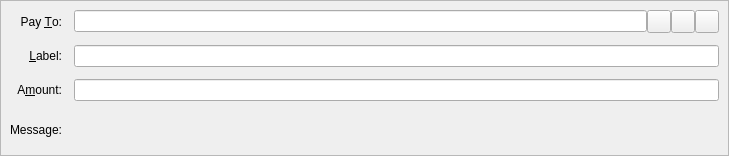
Before: the Qt Designer form src/qt/forms/sendcoinsentry.ui in dogecash/dogecash-oldchain, drawn with Qt 5.
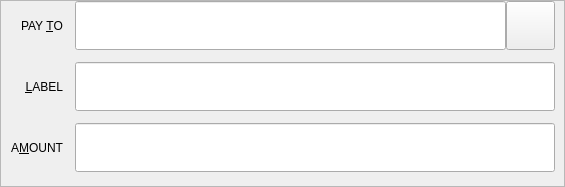
After: the same form once the commit is applied. Icons and pictures are not drawn. Custom widgets are drawn as their Qt base class.

```diff
--- a/src/qt/forms/sendcoinsentry.ui
+++ b/src/qt/forms/sendcoinsentry.ui
@@ -6,10 +6,22 @@
    <rect>
     <x>0</x>
     <y>0</y>
-    <width>729</width>
-    <height>156</height>
+    <width>565</width>
+    <height>187</height>
    </rect>
   </property>
+  <property name="minimumSize">
+   <size>
+    <width>565</width>
+    <height>0</height>
+   </size>
+  </property>
+  <property name="maximumSize">
+   <size>
+    <width>565</width>
+    <height>16777215</height>
+   </size>
+  </property>
   <property name="focusPolicy">
    <enum>Qt::TabFocus</enum>
   </property>
@@ -27,13 +39,19 @@
     <enum>QFrame::Sunken</enum>
    </property>
    <layout class="QGridLayout" name="gridLayout">
+    <property name="topMargin">
+     <number>0</number>
+    </property>
+    <property name="bottomMargin">
+     <number>0</number>
+    </property>
     <property name="spacing">
      <number>12</number>
     </property>
     <item row="0" column="0">
      <widget class="QLabel" name="payToLabel">
       <property name="text">
-       <string>Pay &amp;To:</string>
+       <string>PAY &amp;TO</string>
       </property>
       <property name="alignment">
        <set>Qt::AlignRight|Qt::AlignTrailing|Qt::AlignVCenter</set>
@@ -43,6 +61,86 @@
       </property>
      </widget>
     </item>
+    <item row="3" column="1">
+     <widget class="QLabel" name="messageTextLabel">
+      <property name="maximumSize">
+       <size>
+        <width>16777215</width>
+        <height>0</height>
+       </size>
+      </property>
+      <property name="toolTip">
+       <string>A message that was attached to the DogeCash: URI which will be stored with the transaction for your reference. Note: This message will not be sent over the DogeCash network.</string>
+      </property>
+      <property name="textFormat">
+       <enum>Qt::PlainText</enum>
+      </property>
+     </widget>
+    </item>
+    <item row="1" column="1">
+     <widget class="QLineEdit" name="addAsLabel">
+      <property name="minimumSize">
+       <size>
+        <width>0</width>
+        <height>49</height>
+       </size>
+      </property>
+      <property name="maximumSize">
+       <size>
+        <width>16777215</width>
+        <height>16777215</height>
+       </size>
+      </property>
+      <property name="toolTip">
+       <string>Enter a label for this address to add it to the list of used addresses</string>
+      </property>
+     </widget>
+    </item>
+    <item row="2" column="0">
+     <widget class="QLabel" name="amountLabel">
+      <property name="text">
+       <string>A&amp;MOUNT</string>
+      </property>
+      <property name="alignment">
+       <set>Qt::AlignRight|Qt::AlignTrailing|Qt::AlignVCenter</set>
+      </property>
+      <property name="buddy">
+       <cstring>payAmount</cstring>
+      </property>
+     </widget>
+    </item>
+    <item row="3" column="0">
+     <widget class="QLabel" name="messageLabel">
+      <property name="maximumSize">
+       <size>
+        <width>16777215</width>
+        <height>0</height>
+       </size>
+      </property>
+      <property name="text">
+       <string>Message:</string>
+      </property>
+      <property name="alignment">
+       <set>Qt::AlignRight|Qt::AlignTrailing|Qt::AlignVCenter</set>
+      </property>
+     </widget>
+    </item>
+    <item row="2" column="1">
+     <widget class="BitcoinAmountField" name="payAmount">
+      <property name="minimumSize">
+       <size>
+        <width>0</width>
+        <height>49</height>
+       </size>
+      </property>
+      <property name="maximumSize">
+       <size>
+        <width>16777215</width>
+        <height>16777215</height>
+       </size>
+      </property>
+     </widget>
+    </item>
     <item row="0" column="1">
      <layout class="QHBoxLayout" name="payToLayout">
       <property name="spacing">
@@ -50,6 +148,18 @@
       </property>
       <item>
        <widget class="QValidatedLineEdit" name="payTo">
+        <property name="minimumSize">
+         <size>
+          <width>0</width>
+          <height>49</height>
+         </size>
+        </property>
+        <property name="maximumSize">
+         <size>
+          <width>16777215</width>
+          <height>16777215</height>
+         </size>
+        </property>
         <property name="toolTip">
          <string>The DogeCash address to send the payment to</string>
         </property>
@@ -57,15 +167,30 @@
       </item>
       <item>
        <widget class="QToolButton" name="addressBookButton">
+        <property name="minimumSize">
+         <size>
+          <width>49</width>
+          <height>49</height>
+         </size>
+        </property>
         <property name="toolTip">
          <string>Choose previously used address</string>
         </property>
+        <property name="styleSheet">
+         <string notr="true"/>
+        </property>
         <property name="text">
          <string/>
         </property>
         <property name="icon">
          <iconset resource="../dogecash.qrc">
-          <normaloff>:/icons/address-book</normaloff>:/icons/address-book</iconset>
+          <normaloff>:/icons/search</normaloff>:/icons/search</iconset>
+        </property>
+        <property name="iconSize">
+         <size>
+          <width>24</width>
+          <height>24</height>
+         </size>
         </property>
         <property name="shortcut">
          <string>Alt+A</string>
@@ -74,6 +199,12 @@
       </item>
       <item>
        <widget class="QToolButton" name="pasteButton">
+        <property name="maximumSize">
+         <size>
+          <width>0</width>
+          <height>16777215</height>
+         </size>
+        </property>
         <property name="toolTip">
          <string>Paste address from clipboard</string>
         </property>
@@ -91,6 +222,12 @@
       </item>
       <item>
        <widget class="QToolButton" name="deleteButton">
+        <property name="maximumSize">
+         <size>
+          <width>0</width>
+          <height>16777215</height>
+         </size>
+        </property>
         <property name="toolTip">
          <string>Remove this entry</string>
         </property>
@@ -108,7 +245,7 @@
     <item row="1" column="0">
      <widget class="QLabel" name="labelLabel">
       <property name="text">
-       <string>&amp;Label:</string>
+       <string>&amp;LABEL</string>
       </property>
       <property name="alignment">
        <set>Qt::AlignRight|Qt::AlignTrailing|Qt::AlignVCenter</set>
@@ -118,49 +255,6 @@
       </property>
      </widget>
     </item>
-    <item row="1" column="1">
-     <widget class="QLineEdit" name="addAsLabel">
-      <property name="toolTip">
-       <string>Enter a label for this address to add it to the list of used addresses</string>
-      </property>
-     </widget>
-    </item>
-    <item row="2" column="0">
-     <widget class="QLabel" name="amountLabel">
-      <property name="text">
-       <string>A&amp;mount:</string>
-      </property>
-      <property name="alignment">
-       <set>Qt::AlignRight|Qt::AlignTrailing|Qt::AlignVCenter</set>
-      </property>
-      <property name="buddy">
-       <cstring>payAmount</cstring>
-      </property>
-     </widget>
-    </item>
-    <item row="2" column="1">
-     <widget class="BitcoinAmountField" name="payAmount"/>
-    </item>
-    <item row="3" column="0">
-     <widget class="QLabel" name="messageLabel">
-      <property name="text">
-       <string>Message:</string>
-      </property>
-      <property name="alignment">
-       <set>Qt::AlignRight|Qt::AlignTrailing|Qt::AlignVCenter</set>
-      </property>
-     </widget>
-    </item>
-    <item row="3" column="1">
-     <widget class="QLabel" name="messageTextLabel">
-      <property name="toolTip">
-       <string>A message that was attached to the DogeCash: URI which will be stored with the transaction for your reference. Note: This message will not be sent over the DogeCash network.</string>
-      </property>
-      <property name="textFormat">
-       <enum>Qt::PlainText</enum>
-      </property>
-     </widget>
-    </item>
    </layout>
   </widget>
   <widget class="QFrame" name="SendCoins_InsecurePaymentRequest">
@@ -1206,15 +1300,16 @@
   </widget>
  </widget>
  <customwidgets>
-  <customwidget>
-   <class>QValidatedLineEdit</class>
-   <extends>QLineEdit</extends>
-   <header>qvalidatedlineedit.h</header>
-  </customwidget>
   <customwidget>
    <class>BitcoinAmountField</class>
    <extends>QLineEdit</extends>
    <header>bitcoinamountfield.h</header>
+   <container>1</container>
+  </customwidget>
+  <customwidget>
+   <class>QValidatedLineEdit</class>
+   <extends>QLineEdit</extends>
+   <header>qvalidatedlineedit.h</header>
   </customwidget>
  </customwidgets>
  <tabstops>
```
Left out of the diff: 1 changed line with no effect on the pictures.
